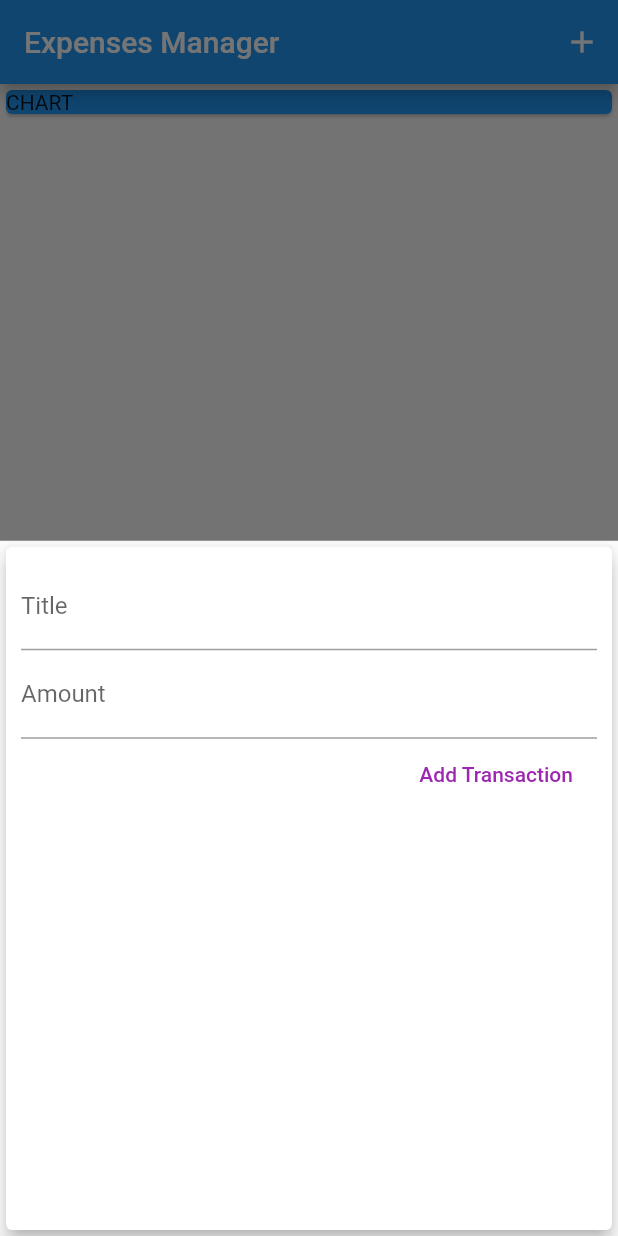
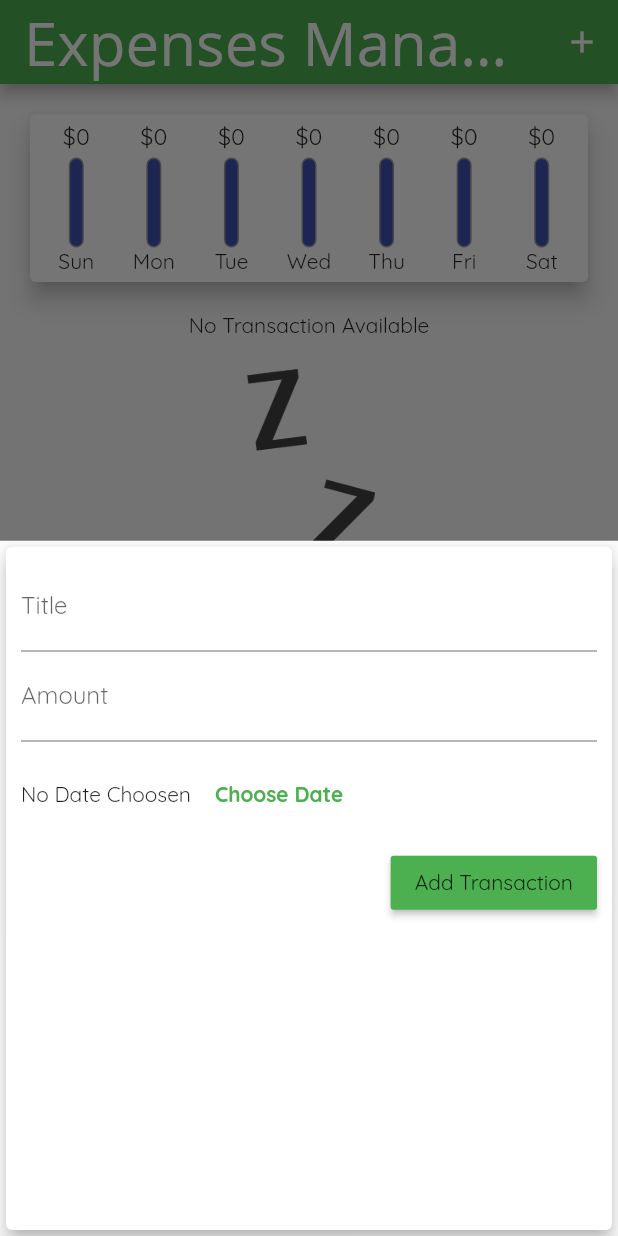
Before and after one commit to gauravmb/FlutterExpensesApp, a Flutter app: the screen it shows after launch, after a tap on the "add" icon, on a phone screen of 412 x 824 dp. Run offline on Flutter 3.47's test engine with Material 2 defaults, Android fonts, the phone set to English and light mode, and no system bars.

Commit message:
Finalised Chart Bar UI

```diff
--- a/expenses_manager/lib/main.dart
+++ b/expenses_manager/lib/main.dart
@@ -3,6 +3,7 @@ import 'package:flutter/material.dart';
 import 'models/transaction.dart';
 import './widgets/user_transaction.dart';
 import './widgets/transaction_list.dart';
+import './widgets/chart.dart';
 
 void main() {
   runApp(const MyApp());
@@ -17,17 +18,23 @@ class MyApp extends StatelessWidget {
     return MaterialApp(
       title: 'Flutter Demo',
       theme: ThemeData(
-        // This is the theme of your application.
-        //
-        // Try running your application with "flutter run". You'll see the
-        // application has a blue toolbar. Then, without quitting the app, try
-        // changing the primarySwatch below to Colors.green and then invoke
-        // "hot reload" (press "r" in the console where you ran "flutter run",
-        // or simply save your changes to "hot reload" in a Flutter IDE).
-        // Notice that the counter didn't reset back to zero; the application
-        // is not restarted.
-        primarySwatch: Colors.blue,
-      ),
+          appBarTheme: AppBarTheme(
+              textTheme: ThemeData.light().textTheme.copyWith(
+                  titleLarge: const TextStyle(
+                    fontFamily: 'OpenSans',
+                    fontSize: 40,
+                  ),
+                  titleMedium: const TextStyle(
+                    fontFamily: 'OpenSans',
+                    fontSize: 20,
+                  ),
+                  titleSmall: const TextStyle(
+                    fontFamily: 'OpenSans',
+                    fontSize: 10,
+                  ))),
+          fontFamily: "Quicksand",
+          primarySwatch: Colors.green,
+          accentColor: Colors.amber),
       home: const MyHomePage(title: 'Expenses Manager'),
     );
   }
@@ -54,6 +61,14 @@ class MyHomePage extends StatefulWidget {
 class _MyHomePageState extends State<MyHomePage> {
   final List<Transaction> _userTransaction = [];
 
+  List<Transaction> get _recentTransactions {
+    return _userTransaction.where((tx) {
+      return tx.date.isAfter(DateTime.now().subtract(
+        const Duration(days: 7),
+      ));
+    }).toList();
+  }
+
   void addTransaction(String title, double amount) {
     final tx = Transaction(
         id: DateTime.now().toString(),
@@ -69,8 +84,12 @@ class _MyHomePageState extends State<MyHomePage> {
     showModalBottomSheet(
         context: ctx,
         builder: (_) {
-          return NewTransaction(
-            newTXHandler: addTransaction,
+          return GestureDetector(
+            onTap: () {},
+            child: NewTransaction(
+              newTXHandler: addTransaction,
+            ),
+            behavior: HitTestBehavior.opaque,
           );
         });
   }
@@ -99,9 +118,8 @@ class _MyHomePageState extends State<MyHomePage> {
         crossAxisAlignment: CrossAxisAlignment.stretch,
         children: [
           Container(
-            child: const Card(
-              color: Colors.blue,
-              child: Text("CHART"),
+            child: Chart(
+              recentTransactions: _recentTransactions,
             ),
           ),
           TransationList(
--- /dev/null
+++ b/expenses_manager/lib/widgets/chart.dart
@@ -0,0 +1,64 @@
+import 'package:expenses_manager/models/transaction.dart';
+import 'package:expenses_manager/widgets/chart_bar.dart';
+import 'package:flutter/material.dart';
+import 'package:intl/intl.dart';
+import './chart_bar.dart';
+
+class Chart extends StatelessWidget {
+  final List<Transaction> recentTransactions;
+
+  Chart({required this.recentTransactions});
+
+  List<Map<String, Object>> get groupTransactionValues {
+    return List.generate(7, (index) {
+      var weekDay = DateTime.now().subtract(Duration(days: index));
+      double totalSum = 0.0;
+      for (var i = 0; i < recentTransactions.length; i++) {
+        if (recentTransactions[i].date.day == weekDay.day &&
+            recentTransactions[i].date.month == weekDay.month &&
+            recentTransactions[i].date.year == weekDay.year) {
+          totalSum = recentTransactions[i].amount + totalSum;
+        }
+      }
+      debugPrint("Total Sum");
+      debugPrint(totalSum.toString());
+      return {'Day': DateFormat.E().format(weekDay), 'Amount': totalSum};
+    }).reversed.toList();
+  }
+
+  double get totalOfAmountOfAllRecentTransactions {
+    return groupTransactionValues.fold(
+      0.0,
+      (sum, item) {
+        return sum + (item['Amount'] as double);
+      },
+    );
+  }
+
+  @override
+  Widget build(BuildContext context) {
+    // print(groupTransactionValues);
+    return Card(
+        elevation: 6,
+        margin: EdgeInsets.all(20),
+        child: Container(
+          padding: EdgeInsets.all(5),
+          child: Row(
+              mainAxisAlignment: MainAxisAlignment.spaceAround,
+              children: groupTransactionValues.map((data) {
+                return Flexible(
+                  fit: FlexFit.tight,
+                  child: ChartBar(
+                    label: data['Day'].toString(),
+                    spendingAmount: double.parse(data['Amount'].toString()),
+                    spendingPercentageOfTotal:
+                        totalOfAmountOfAllRecentTransactions == 0.0
+                            ? 0.0
+                            : double.parse(data['Amount'].toString()) /
+                                totalOfAmountOfAllRecentTransactions,
+                  ),
+                );
+              }).toList()),
+        ));
+  }
+}
--- /dev/null
+++ b/expenses_manager/lib/widgets/chart_bar.dart
@@ -0,0 +1,55 @@
+import 'package:expenses_manager/widgets/chart.dart';
+import 'package:flutter/material.dart';
+
+class ChartBar extends StatelessWidget {
+  final String label;
+  final double spendingAmount;
+  final double spendingPercentageOfTotal;
+
+  ChartBar({
+    required this.label,
+    required this.spendingAmount,
+    required this.spendingPercentageOfTotal,
+  });
+
+  @override
+  Widget build(BuildContext context) {
+    return Column(
+      children: [
+        Container(
+          height: 20,
+          child: FittedBox(
+              child: Text(
+            '\$${spendingAmount.toStringAsFixed(0)}',
+          )),
+        ),
+        SizedBox(
+          height: 4,
+        ),
+        Container(
+          height: 60,
+          width: 10,
+          child: Stack(
+            children: [
+              Container(
+                decoration: BoxDecoration(
+                    border: Border.all(color: Colors.grey, width: 1.0),
+                    color: Colors.indigo,
+                    borderRadius: BorderRadius.circular(10)),
+              ),
+              FractionallySizedBox(
+                heightFactor: spendingPercentageOfTotal,
+                child: Container(
+                  decoration: BoxDecoration(
+                      color: Theme.of(context).primaryColor,
+                      borderRadius: BorderRadius.circular(10)),
+                ),
+              )
+            ],
+          ),
+        ),
+        Text(label)
+      ],
+    );
+  }
+}
--- a/expenses_manager/lib/widgets/new_transaction.dart
+++ b/expenses_manager/lib/widgets/new_transaction.dart
@@ -1,10 +1,17 @@
 import 'package:flutter/material.dart';
 
-class NewTransaction extends StatelessWidget {
-  final titleController = TextEditingController();
-  final amountController = TextEditingController();
+class NewTransaction extends StatefulWidget {
   final Function newTXHandler;
   NewTransaction({required this.newTXHandler});
+
+  @override
+  State<NewTransaction> createState() => _NewTransactionState();
+}
+
+class _NewTransactionState extends State<NewTransaction> {
+  final titleController = TextEditingController();
+
+  final amountController = TextEditingController();
 
   void submitData() {
     final enteredTitle = titleController.text;
@@ -12,7 +19,8 @@ class NewTransaction extends StatelessWidget {
     if (enteredTitle.isEmpty || enteredAmount <= 0) {
       return;
     }
-    newTXHandler(enteredTitle, enteredAmount);
+    widget.newTXHandler(enteredTitle, enteredAmount);
+    Navigator.of(context).pop();
   }
 
   @override
@@ -25,7 +33,7 @@ class NewTransaction extends StatelessWidget {
             crossAxisAlignment: CrossAxisAlignment.end,
             children: [
               TextField(
-                decoration: InputDecoration(
+                decoration: const InputDecoration(
                   labelText: "Title",
                 ),
                 // onChanged: (value) {
@@ -35,7 +43,7 @@ class NewTransaction extends StatelessWidget {
                 controller: titleController,
               ),
               TextField(
-                decoration: InputDecoration(
+                decoration: const InputDecoration(
                   labelText: "Amount",
                 ),
                 controller: amountController,
@@ -45,8 +53,23 @@ class NewTransaction extends StatelessWidget {
                 //   amountInput = value;
                 // },
               ),
-              FlatButton(
-                textColor: Colors.purple,
+              Container(
+                height: 70,
+                child: Row(children: [
+                  Text("No Date Choosen"),
+                  FlatButton(
+                    onPressed: () {},
+                    child: Text(
+                      "Choose Date",
+                      style: TextStyle(
+                          fontWeight: FontWeight.bold,
+                          color: Theme.of(context).primaryColor),
+                    ),
+                  )
+                ]),
+              ),
+              RaisedButton(
+                color: Theme.of(context).primaryColor,
                 onPressed: submitData,
                 child: Text("Add Transaction"),
               )
--- a/expenses_manager/lib/widgets/transaction_list.dart
+++ b/expenses_manager/lib/widgets/transaction_list.dart
@@ -11,51 +11,43 @@ class TransationList extends StatelessWidget {
   Widget build(BuildContext context) {
     return Container(
       height: 300,
-      child: ListView.builder(
-        itemCount: transactions.length,
-        itemBuilder: (ctx, index) {
-          return Card(
-            child: Row(
+      child: transactions.isEmpty
+          ? Column(
               children: [
+                Text("No Transaction Available"),
+                SizedBox(
+                  height: 20,
+                ),
                 Container(
-                    margin: const EdgeInsets.symmetric(
-                      vertical: 10,
-                      horizontal: 15,
-                    ),
-                    decoration: BoxDecoration(
-                        border: Border.all(
-                      color: Colors.purple,
-                    )),
-                    padding: EdgeInsets.all(10),
-                    child: Text(
-                      '${transactions[index].amount}',
-                      style: const TextStyle(
-                          fontWeight: FontWeight.bold,
-                          fontSize: 20,
-                          color: Colors.purple),
-                    )),
-                Column(
-                  crossAxisAlignment: CrossAxisAlignment.start,
-                  children: [
-                    Text(
-                      transactions[index].title,
-                      style: const TextStyle(
-                        fontWeight: FontWeight.bold,
-                        fontSize: 16,
-                        color: Colors.black,
-                      ),
-                    ),
-                    Text(
-                      DateFormat.yMMMd().format(transactions[index].date),
-                      style: TextStyle(color: Colors.grey),
-                    )
-                  ],
+                  height: 200,
+                  child: Image.asset(
+                    'assets/images/waiting.png',
+                    fit: BoxFit.cover,
+                  ),
                 ),
               ],
+            )
+          : ListView.builder(
+              itemCount: transactions.length,
+              itemBuilder: (ctx, index) {
+                return Card(
+                    elevation: 5,
+                    child: ListTile(
+                      leading: CircleAvatar(
+                        radius: 30,
+                        child: Padding(
+                            padding: EdgeInsets.all(10),
+                            child: FittedBox(
+                                child: Text(
+                                    '\$${transactions[index].amount.toString()}'))),
+                      ),
+                      title: Text(transactions[index].title),
+                      subtitle: Text(DateFormat.yMMMd().format(
+                        transactions[index].date,
+                      )),
+                    ));
+              },
             ),
-          );
-        },
-      ),
     );
   }
 }
```
Also changed, not shown: expenses_manager/pubspec.yaml (+13 -14 lines), expenses_manager/assets/fonts/OpenSans-Bold.ttf (added), expenses_manager/assets/fonts/OpenSans-Regular.ttf (added), expenses_manager/assets/fonts/Quicksand-Bold.ttf (added), expenses_manager/assets/fonts/Quicksand-Light.ttf (added), expenses_manager/assets/fonts/Quicksand-Medium.ttf (added), expenses_manager/assets/fonts/Quicksand-Regular.ttf (added), expenses_manager/assets/images/waiting.png (added).
